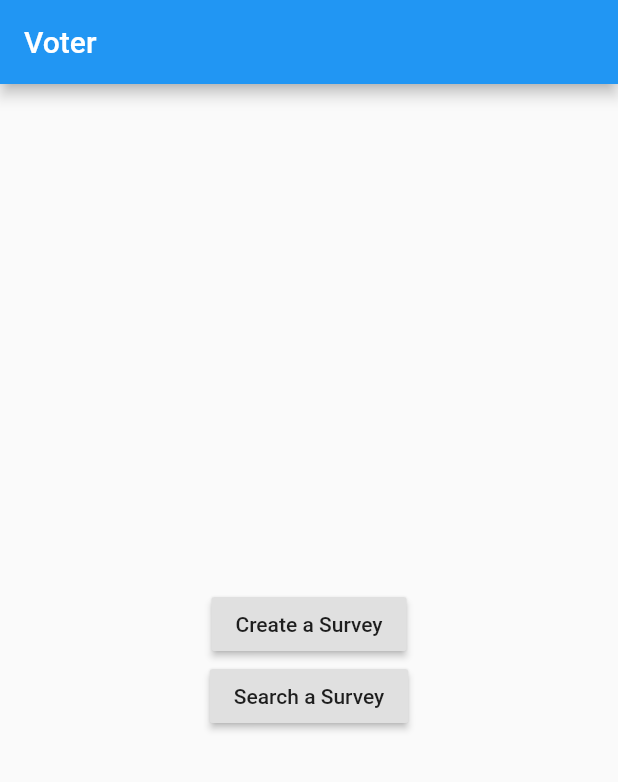
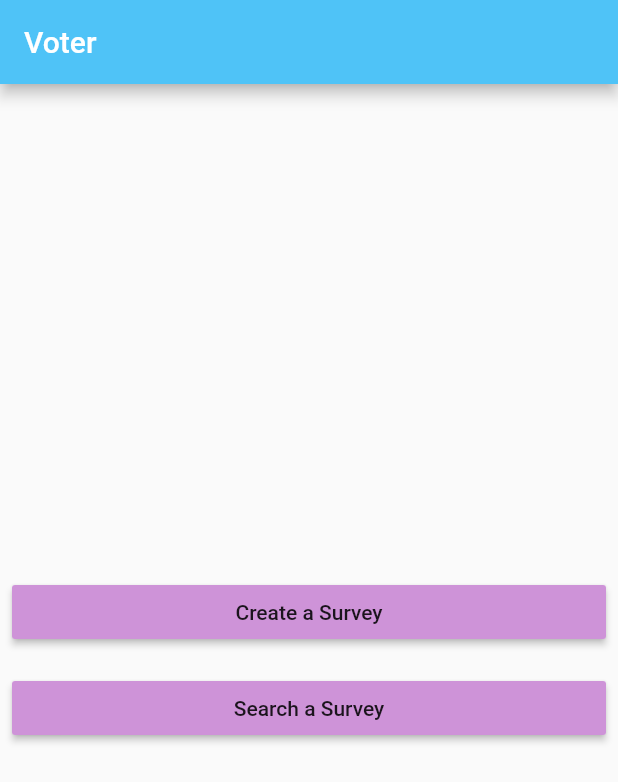
Before and after one commit to askmetoo/easy_voters, a Flutter app: the screen it shows after launch, on a phone screen of 412 x 824 dp. Shown: the top 782 px of the screen. Run offline on Flutter 3.47's test engine with Material 2 defaults, Android fonts, the phone set to English and light mode, and no system bars; our stand-ins replace charts_flutter, cloud_firestore, firebase_auth; accounts and stored records are empty; network calls fail.

Commit message:
Added new icons and theme

```diff
--- a/lib/main.dart
+++ b/lib/main.dart
@@ -1,15 +1,63 @@
 import 'package:flutter/material.dart';
+import 'package:firebase_auth/firebase_auth.dart';
 
 import 'package:voters/routes/home_route.dart';
 
+final FirebaseAuth _auth = FirebaseAuth.instance;
+
 void main() => runApp(new App());
 
+final ThemeData _EVTheme = _buildEVTheme();
+
+ThemeData _buildEVTheme() {
+  final ThemeData base = ThemeData.light();
+  return base.copyWith(
+    accentColor: Colors.purple[200],
+    primaryColor: Colors.lightBlue[300],
+    buttonColor: Colors.purple[200],
+    textTheme: _buildEVTextTheme(base.textTheme),
+    primaryTextTheme: _buildEVTextTheme(base.primaryTextTheme),
+    accentTextTheme: _buildEVTextTheme(base.accentTextTheme),
+  );
+}
+
+TextTheme _buildEVTextTheme(TextTheme base) {
+  return base
+      .copyWith(
+        headline: base.headline.copyWith(
+          fontWeight: FontWeight.w500,
+        ),
+        title: base.title.copyWith(fontSize: 18.0),
+        caption: base.caption.copyWith(
+          fontWeight: FontWeight.w400,
+          fontSize: 14.0,
+        ),
+      )
+      .apply(
+        displayColor: Colors.black,
+        bodyColor: Colors.black,
+      );
+}
+
 class App extends StatelessWidget {
+  App() {
+    _handleAnonymousSignIn();
+  }
+
+  void _handleAnonymousSignIn() async {
+    final FirebaseUser user = await _auth.signInAnonymously();
+    assert(user != null);
+    assert(user.isAnonymous);
+    assert(!user.isEmailVerified);
+    assert(await user.getIdToken() != null);
+  }
+
   @override
   Widget build(BuildContext context) {
     return new MaterialApp(
       debugShowCheckedModeBanner: false,
       home: new HomeRoute(),
+      theme: _buildEVTheme(),
     );
   }
 }
--- a/lib/routes/home_route.dart
+++ b/lib/routes/home_route.dart
@@ -14,17 +14,24 @@ class HomeRoute extends StatelessWidget {
       body: new Center(
         child: new Column(
           mainAxisAlignment: MainAxisAlignment.center,
+          crossAxisAlignment: CrossAxisAlignment.stretch,
           children: <Widget>[
-            new RaisedButton(
+            new Padding(
+              padding: const EdgeInsets.all(8.0),
+              child: new RaisedButton(
                 onPressed: () => _pushCreate(context),
                 child: new Text(
                   'Create a Survey',
                 ),
               ),
-            new RaisedButton(
+            ),
+            new Padding(
+              padding: const EdgeInsets.all(8.0),
+              child: new RaisedButton(
                 onPressed: () => _pushSearch(context),
                 child: new Text(
                   'Search a Survey',
+                ),
               ),
             ),
           ],
--- a/pubspec.yaml
+++ b/pubspec.yaml
@@ -6,6 +6,7 @@ dependencies:
     sdk: flutter
   cloud_firestore: ^0.7.0
   charts_flutter: "^0.3.0"
+  firebase_auth: "^0.5.10"
 
   # The following adds the Cupertino Icons font to your application.
   # Use with the CupertinoIcons class for iOS style icons.
```
Also changed, not shown: lib/routes/search_survey_route.dart (+4 -3 lines), pubspec.lock, 6 other files. Lines whose indentation alone changed are shown as unchanged.
